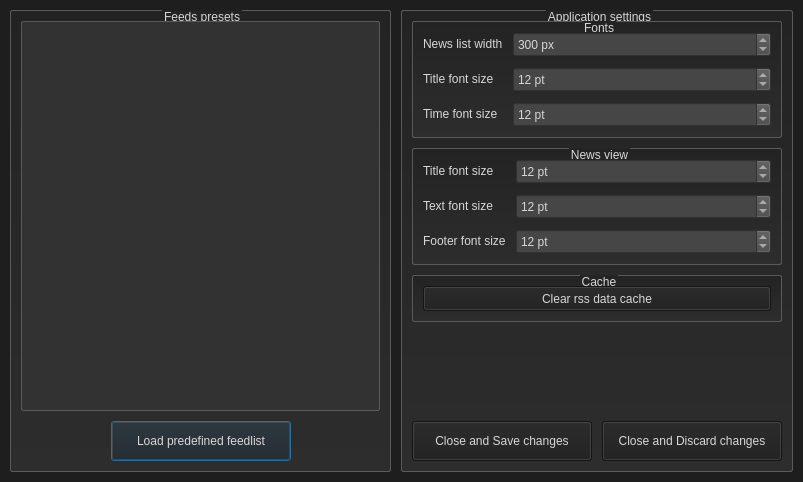
Qt form SettingsDialog.ui (kacerpetr/QRssReader) before a commit.
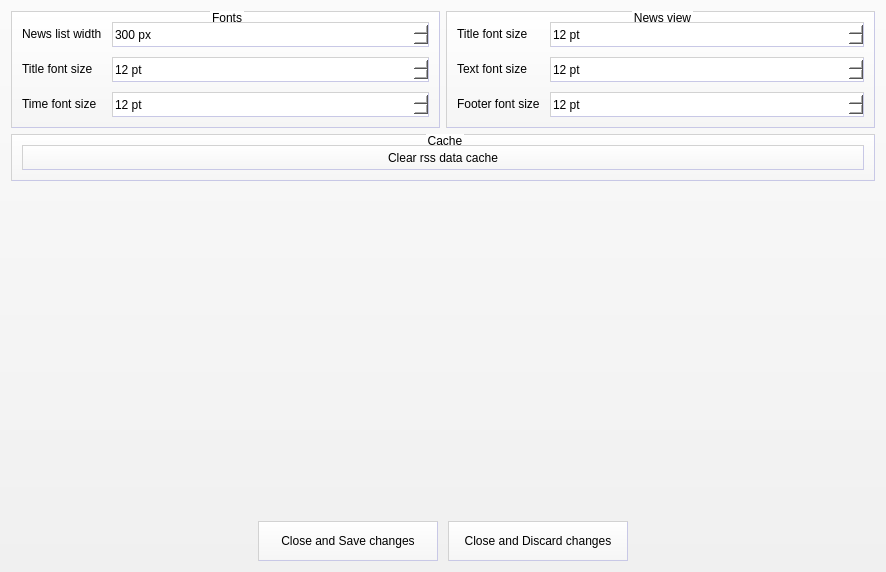
The same form after that commit. Icons and pictures are not drawn.

Patch:
```diff
--- a/SettingsDialog.ui
+++ b/SettingsDialog.ui
@@ -6,8 +6,8 @@
    <rect>
     <x>0</x>
     <y>0</y>
-    <width>803</width>
-    <height>482</height>
+    <width>886</width>
+    <height>572</height>
    </rect>
   </property>
   <property name="windowTitle">
@@ -19,184 +19,175 @@
   </property>
   <property name="styleSheet">
    <string notr="true">#SettingsDialog{
-	background-color: rgb(30, 30, 30);
+	background-color: qlineargradient(spread:pad, x1:0, y1:1, x2:0, y2:0, stop:0 rgb(240, 240, 240), stop:1 rgb(250, 250, 250));
+}
+
+#FeedEditWidget{
+	background-color: white;
 }
 
 QLabel{
-	color: rgb(215,215,215);
+	color: black;
+}
+
+#tabWidget{
+	border: 0px;
 }
 
 QSpinBox{
-	background-color: rgb(70, 70, 70);
-	color: rgb(215,215,215);
+	background-color: white;
+	color: black;
+	border-bottom: 1px solid rgb(200, 200, 230);
+	border-right: 1px solid rgb(200, 200, 230);
+	border-top: 1px solid rgb(210, 210, 210);
+	border-left: 1px solid rgb(210, 210, 210);
+	border-radius: 0px;
+	min-width: 80px;
+}
+
+QSpinBox::up-button{
+	width: 23px;
+	height: 23px;
+	subcontrol-origin: margin;
+	subcontrol-position: center right;
+	image: url(:/images/spinbox_up);
+	border-right: 1px solid rgb(210, 210, 210);
+	border-left: 1px solid rgb(210, 210, 210);
+	background-color: qlineargradient(spread:pad, x1:0, y1:0, x2:0, y2:1, stop:0 rgb(255, 255, 255), stop:1 rgb(245, 245, 245));
+}
+
+QSpinBox::up-button:hover{
+	background-color: qlineargradient(spread:pad, x1:0, y1:0, x2:0, y2:1, stop:0 rgb(245, 245, 245), stop:1 rgb(235, 235, 235));
+}
+
+QSpinBox::up-button:pressed{
+	background-color: qlineargradient(spread:pad, x1:0, y1:0, x2:0, y2:1, stop:0 rgb(235, 235, 235), stop:1 rgb(225, 225, 225));
+}
+
+QSpinBox::down-button{
+	width: 22px;
+	height: 23px;
+	subcontrol-origin: margin;
+	subcontrol-position: center left;
+	image: url(:/images/spinbox_down);	
+	border-right: 1px solid rgb(210, 210, 210);
+	border-left: 1px solid rgb(210, 210, 210);
+	background-color: qlineargradient(spread:pad, x1:0, y1:0, x2:0, y2:1, stop:0 rgb(255, 255, 255), stop:1 rgb(245, 245, 245));
+}
+
+QSpinBox::down-button:hover{
+	background-color: qlineargradient(spread:pad, x1:0, y1:0, x2:0, y2:1, stop:0 rgb(245, 245, 245), stop:1 rgb(235, 235, 235));
+}
+
+QSpinBox::down-button:pressed{
+	background-color: qlineargradient(spread:pad, x1:0, y1:0, x2:0, y2:1, stop:0 rgb(235, 235, 235), stop:1 rgb(225, 225, 225));
+}
+
+QLineEdit{
+	background-color: white;
+	color: black;
+	border-bottom: 1px solid rgb(200, 200, 230);
+	border-right: 1px solid rgb(200, 200, 230);
+	border-top: 1px solid rgb(210, 210, 210);
+	border-left: 1px solid rgb(210, 210, 210);
+	border-radius: 0px;
 }
 
 QListWidget{
-	background-color: rgb(50, 50, 50);
-	color: rgb(215,215,215);
-	border: 1px solid rgb(90, 90, 90);
-	border-radius: 2px;
-	margin-top: 1ex;
+	background-color: white;
+	color: black;
+	border-radius: 0px;
+	border-bottom: 1px solid rgb(200, 200, 230);
+	border-right: 1px solid rgb(200, 200, 230);
+	border-top: 1px solid rgb(210, 210, 210);
+	border-left: 1px solid rgb(210, 210, 210);
 }
 
 QListView::item:selected{
-	border-radius: 2px;
-	background-color: rgb(90, 90, 90);
+	border-radius: 0px;
+	background-color: rgb(245, 245, 245);
+	color: black;
 }
 
 QPushButton{
-	background-color: rgb(30, 30, 30);
-	color: rgb(215,215,215);
+	background-color: qlineargradient(spread:pad, x1:0, y1:0, x2:0, y2:1, stop:0 rgb(255, 255, 255), stop:1 rgb(245, 245, 245));
+	color: black;
+	border-radius: 0px;
+	border-bottom: 1px solid rgb(200, 200, 230);
+	border-right: 1px solid rgb(200, 200, 230);
+	border-top: 1px solid rgb(210, 210, 210);
+	border-left: 1px solid rgb(210, 210, 210);
 }
 
-QGroupBox{
-	background-color: qlineargradient(x1: 0, y1: 0, x2: 0, y2: 1, stop: 0 rgb(35, 35, 35), stop: 1 rgb(45, 45, 45));
-	border: 1px solid rgb(90, 90, 90);
-	border-radius: 2px;
+QPushButton:hover{
+	background-color: qlineargradient(spread:pad, x1:0, y1:0, x2:0, y2:1, stop:0 rgb(245, 245, 245), stop:1 rgb(235, 235, 235));
+}
+
+QPushButton:pressed{
+	background-color: qlineargradient(spread:pad, x1:0, y1:0, x2:0, y2:1, stop:0 rgb(235, 235, 235), stop:1 rgb(225, 225, 225));
+}
+
+QToolButton{
+	background-color: qlineargradient(spread:pad, x1:0, y1:0, x2:0, y2:1, stop:0 rgb(255, 255, 255), stop:1 rgb(245, 245, 245));
+	color: black;
+	border-radius: 0px;
+	border-bottom: 1px solid rgb(200, 200, 230);
+	border-right: 1px solid rgb(200, 200, 230);
+	border-top: 1px solid rgb(210, 210, 210);
+	border-left: 1px solid rgb(210, 210, 210);
+}
+
+QToolButton:hover{
+	background-color: qlineargradient(spread:pad, x1:0, y1:0, x2:0, y2:1, stop:0 rgb(245, 245, 245), stop:1 rgb(235, 235, 235));
+}
+
+QToolButton:pressed{
+	background-color: qlineargradient(spread:pad, x1:0, y1:0, x2:0, y2:1, stop:0 rgb(235, 235, 235), stop:1 rgb(225, 225, 225));
+}
+
+QGroupBox{	
+background-color: qlineargradient(spread:pad, x1:0, y1:0, x2:0, y2:1, stop:0 rgb(255, 255, 255), stop:1 rgb(245, 245, 245));
+	border-bottom: 1px solid rgb(200, 200, 230);
+	border-right: 1px solid rgb(200, 200, 230);
+	border-top: 1px solid rgb(210, 210, 210);
+	border-left: 1px solid rgb(210, 210, 210);
+	border-radius: 0px;
 	margin-top: 1ex;
 }
 
 QGroupBox::title{
-	color: rgb(215,215,215);
+	color: black;
 	subcontrol-origin: margin;
 	subcontrol-position: top conter;
+}
+
+#splitter::handle{
+	image: url(:/images/splitter);
+}
+
+#feedPresetList{
+
+}
+
+#presetSplitter::handle{
+	image: url(:/images/hsplitter);
+}
+
+#feedlistDescriptionText{
+	border-bottom: 1px solid rgb(200, 200, 230);
+	border-right: 1px solid rgb(200, 200, 230);
+	border-top: 1px solid rgb(210, 210, 210);
+	border-left: 1px solid rgb(210, 210, 210);
+	background-color: white;
 }</string>
   </property>
-  <layout class="QVBoxLayout" name="verticalLayout_2">
-   <property name="spacing">
-    <number>10</number>
-   </property>
-   <property name="leftMargin">
-    <number>10</number>
-   </property>
-   <property name="topMargin">
-    <number>10</number>
-   </property>
-   <property name="rightMargin">
-    <number>10</number>
-   </property>
-   <property name="bottomMargin">
-    <number>10</number>
-   </property>
-   <item>
-    <layout class="QHBoxLayout" name="horizontalLayout">
-     <item>
-      <widget class="QGroupBox" name="groupBox4">
-       <property name="sizePolicy">
-        <sizepolicy hsizetype="Preferred" vsizetype="Preferred">
-         <horstretch>1</horstretch>
-         <verstretch>0</verstretch>
-        </sizepolicy>
-       </property>
-       <property name="title">
-        <string>Feeds presets</string>
-       </property>
-       <property name="flat">
-        <bool>false</bool>
-       </property>
-       <layout class="QVBoxLayout" name="verticalLayout_4">
-        <property name="spacing">
-         <number>10</number>
-        </property>
-        <property name="leftMargin">
-         <number>10</number>
-        </property>
-        <property name="topMargin">
-         <number>10</number>
-        </property>
-        <property name="rightMargin">
-         <number>10</number>
-        </property>
-        <property name="bottomMargin">
-         <number>10</number>
-        </property>
-        <item>
-         <widget class="QListWidget" name="listWidget">
-          <property name="frameShape">
-           <enum>QFrame::StyledPanel</enum>
-          </property>
-         </widget>
-        </item>
-        <item>
-         <layout class="QHBoxLayout" name="horizontalLayout3">
-          <property name="spacing">
-           <number>10</number>
-          </property>
-          <item>
-           <spacer name="horizontalSpacer5">
-            <property name="orientation">
-             <enum>Qt::Horizontal</enum>
-            </property>
-            <property name="sizeHint" stdset="0">
-             <size>
-              <width>40</width>
-              <height>20</height>
-             </size>
-            </property>
-           </spacer>
-          </item>
-          <item>
-           <widget class="QPushButton" name="loadButton">
-            <property name="minimumSize">
-             <size>
-              <width>180</width>
-              <height>40</height>
-             </size>
-            </property>
-            <property name="text">
-             <string>Load predefined feedlist</string>
-            </property>
-           </widget>
-          </item>
-          <item>
-           <spacer name="horizontalSpacer3">
-            <property name="orientation">
-             <enum>Qt::Horizontal</enum>
-            </property>
-            <property name="sizeHint" stdset="0">
-             <size>
-              <width>40</width>
-              <height>20</height>
-             </size>
-            </property>
-           </spacer>
-          </item>
-         </layout>
-        </item>
-       </layout>
-      </widget>
-     </item>
-     <item>
-      <widget class="QGroupBox" name="groupBox1">
-       <property name="sizePolicy">
-        <sizepolicy hsizetype="Preferred" vsizetype="Preferred">
-         <horstretch>1</horstretch>
-         <verstretch>0</verstretch>
-        </sizepolicy>
-       </property>
-       <property name="title">
-        <string>Application settings</string>
-       </property>
        <layout class="QVBoxLayout" name="verticalLayout">
-        <property name="spacing">
-         <number>10</number>
-        </property>
-        <property name="leftMargin">
-         <number>10</number>
-        </property>
-        <property name="topMargin">
-         <number>10</number>
-        </property>
-        <property name="rightMargin">
-         <number>10</number>
-        </property>
-        <property name="bottomMargin">
-         <number>10</number>
-        </property>
+   <item>
+    <layout class="QHBoxLayout" name="horizontalLayout">
         <item>
          <widget class="QGroupBox" name="groupBox5">
           <property name="sizePolicy">
-           <sizepolicy hsizetype="Expanding" vsizetype="Preferred">
+        <sizepolicy hsizetype="Preferred" vsizetype="Preferred">
             <horstretch>0</horstretch>
             <verstretch>0</verstretch>
            </sizepolicy>
@@ -237,7 +228,7 @@
             <widget class="QSpinBox" name="listWidthBox">
              <property name="minimumSize">
               <size>
-               <width>0</width>
+            <width>82</width>
                <height>25</height>
               </size>
              </property>
@@ -269,7 +260,7 @@
             <widget class="QSpinBox" name="listTitleSizeBox">
              <property name="minimumSize">
               <size>
-               <width>0</width>
+            <width>82</width>
                <height>25</height>
               </size>
              </property>
@@ -301,7 +292,7 @@
             <widget class="QSpinBox" name="listTimeFontSize">
              <property name="minimumSize">
               <size>
-               <width>0</width>
+            <width>82</width>
                <height>25</height>
               </size>
              </property>
@@ -360,7 +351,7 @@
             <widget class="QSpinBox" name="viewTitleSize">
              <property name="minimumSize">
               <size>
-               <width>0</width>
+            <width>82</width>
                <height>25</height>
               </size>
              </property>
@@ -392,7 +383,7 @@
             <widget class="QSpinBox" name="viewTextSize">
              <property name="minimumSize">
               <size>
-               <width>0</width>
+            <width>82</width>
                <height>25</height>
               </size>
              </property>
@@ -424,7 +415,7 @@
             <widget class="QSpinBox" name="viewFooterSize">
              <property name="minimumSize">
               <size>
-               <width>0</width>
+            <width>82</width>
                <height>25</height>
               </size>
              </property>
@@ -447,6 +438,8 @@
            </item>
           </layout>
          </widget>
+     </item>
+    </layout>
         </item>
         <item>
          <widget class="QGroupBox" name="groupBox3">
@@ -560,11 +553,6 @@
              </size>
             </property>
            </spacer>
-          </item>
-         </layout>
-        </item>
-       </layout>
-      </widget>
      </item>
     </layout>
    </item>
```
Lines whose indentation alone changed are shown as unchanged.
